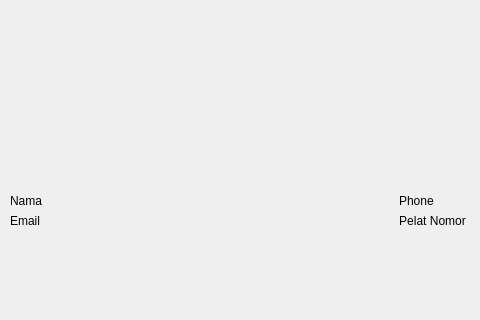
Before: the Qt Designer form UI/Main_UI.ui in dafidafi25/ALPR, drawn with Qt 5; both pictures show x 0 to 480 and y 280 to 600 of the 800 by 600 pixel window.
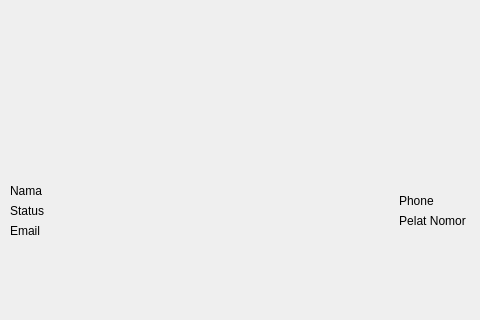
After: the same form once the commit is applied.

The edit to the form file:
```diff
--- a/UI/Main_UI.ui
+++ b/UI/Main_UI.ui
@@ -104,16 +104,6 @@
        <property name="formAlignment">
         <set>Qt::AlignLeading|Qt::AlignLeft|Qt::AlignVCenter</set>
        </property>
-       <item row="1" column="0">
-        <widget class="QLabel" name="Nama">
-         <property name="text">
-          <string>Email</string>
-         </property>
-         <property name="alignment">
-          <set>Qt::AlignCenter</set>
-         </property>
-        </widget>
-       </item>
        <item row="0" column="0">
         <widget class="QLabel" name="Email">
          <property name="text">
@@ -127,6 +117,23 @@
          </property>
         </widget>
        </item>
+       <item row="2" column="0">
+        <widget class="QLabel" name="Nama">
+         <property name="text">
+          <string>Email</string>
+         </property>
+         <property name="alignment">
+          <set>Qt::AlignCenter</set>
+         </property>
+        </widget>
+       </item>
+       <item row="1" column="0">
+        <widget class="QLabel" name="Status">
+         <property name="text">
+          <string>Status</string>
+         </property>
+        </widget>
+       </item>
       </layout>
      </item>
      <item>
```
Left out of the diff: 2 changed lines with no effect on the pictures.
